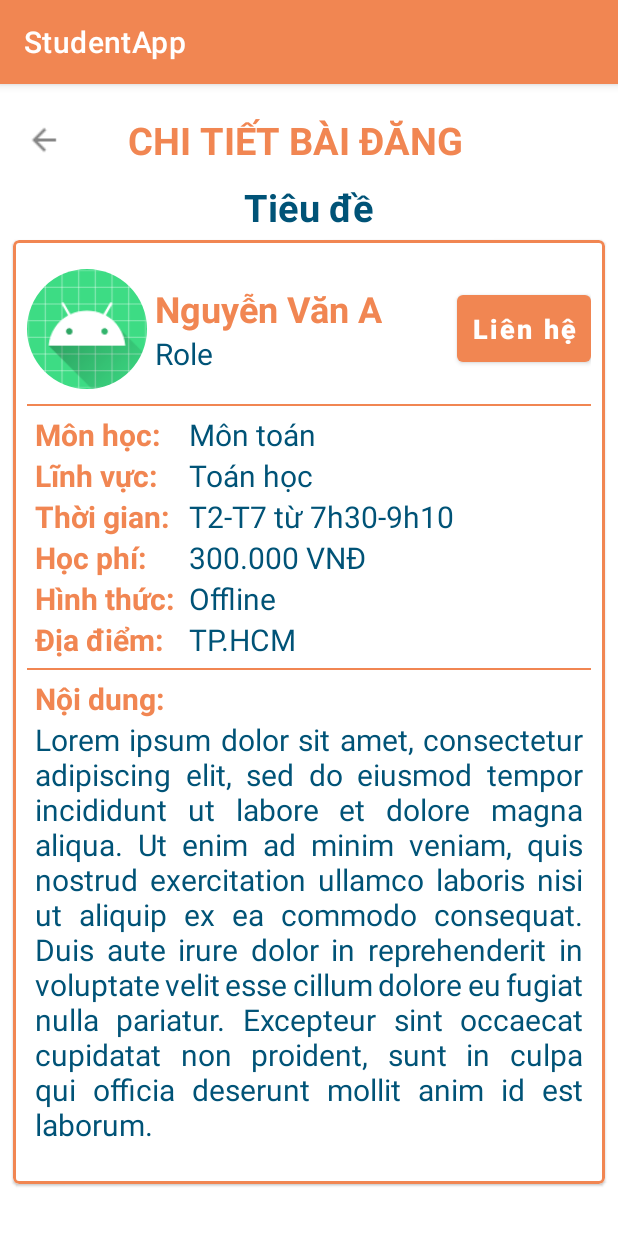
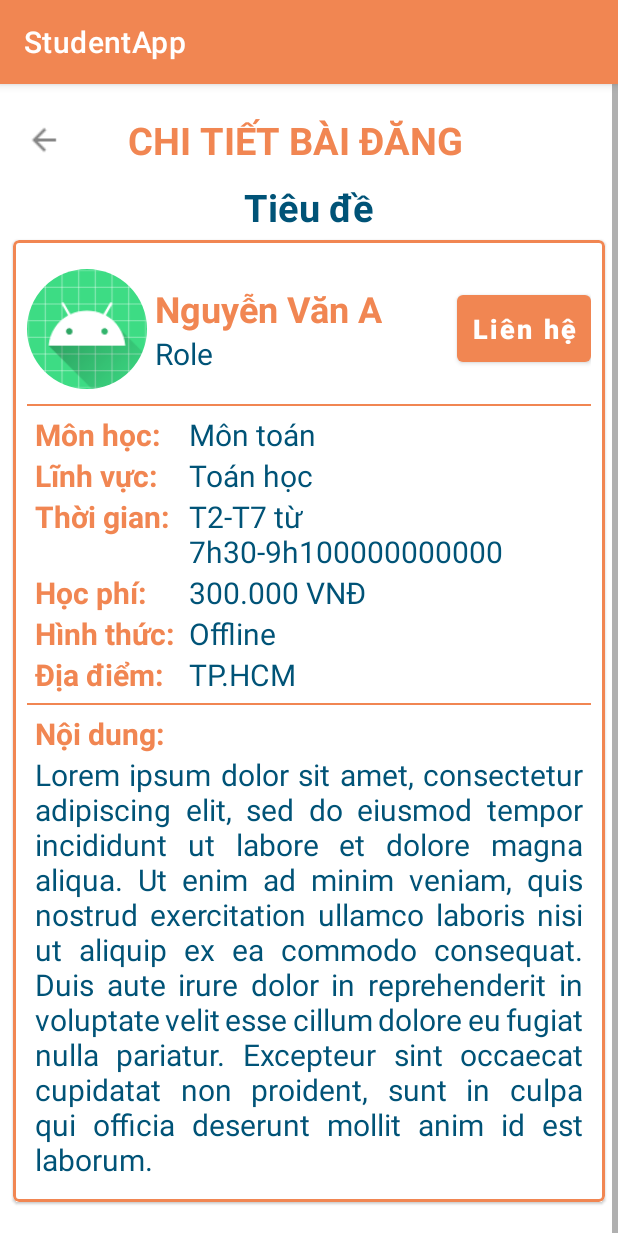
Before and after one commit to TUT888/StudentApp, an Android app: the fragment PostDetailFragment placed in its activity, on a phone screen of 412 x 824 dp. Run offline under Robolectric (Android 15) with nearby library versions, the phone set to English and light mode, and no system bars; our stand-ins replace CircleImageView.

Commit message:
Fixed not show all text in table row

```diff
--- a/app/src/main/java/com/example/studentapp/MainActivity.java
+++ b/app/src/main/java/com/example/studentapp/MainActivity.java
@@ -48,9 +48,9 @@ import retrofit2.Response;
 
 public class MainActivity extends AppCompatActivity {
 //    public final static String URL = "http://192.168.1.8:8282"; // Tam url
-//public final static String URL = "http://10.0.136.237"; ///Tien url
+//    public final static String URL = "http://192.168.137.249"; ///Tien url
 //    public final static String URL = "http://172.16.12.110"; ///Tien url
-public static String URL = "http://10.0.136.237"; ///Tien url
+    public final static String URL = "http://172.31.98.11:8080"; /// San url
 
     public final static String URL_IMAGE = URL +  "/image/";
     public static String CURRENT_LOGIN_AVATAR = "";
@@ -334,9 +334,7 @@ public static String URL = "http://10.0.136.237"; ///Tien url
         Gson gson = new Gson();
         String jsonString = sharedPref.getString(KEY_USER_LOGIN_HISTORY, null);
         User currentUser = gson.fromJson(jsonString, User.class);
-        if (currentUser!=null) {
-            setCurrentUserData(currentUser.getName(), currentUser.getAvatar());
-        }
+
         return currentUser;
     }
 
--- a/app/src/main/res/layout/fragment_post_detail.xml
+++ b/app/src/main/res/layout/fragment_post_detail.xml
@@ -9,8 +9,8 @@
     android:fillViewport="true">
 
     <LinearLayout
-        android:layout_width="fill_parent"
-        android:layout_height="fill_parent"
+        android:layout_width="match_parent"
+        android:layout_height="match_parent"
         android:layout_marginTop="@dimen/mediumSpace"
         android:layout_marginBottom="@dimen/mediumSpace"
         android:orientation="vertical">
@@ -159,7 +159,6 @@
                 <TableLayout
                     android:layout_width="match_parent"
                     android:layout_height="wrap_content"
-                    android:stretchColumns="1"
                     android:padding="5dp">
                     <TableRow>
                         <TextView
@@ -171,12 +170,13 @@
                             android:textStyle="bold" />
                         <TextView
                             android:id="@+id/tvSubject"
-                            android:layout_width="wrap_content"
+                            android:layout_width="match_parent"
                             android:layout_height="wrap_content"
                             android:text="Môn toán"
                             android:textSize="20sp"
                             android:textColor="@color/text_color"
-                            android:layout_marginLeft="5dp"/>
+                            android:layout_marginLeft="5dp"
+                            android:layout_weight="1"/>
                     </TableRow>
                     <TableRow
                         android:layout_width="match_parent"
@@ -191,15 +191,16 @@
                             android:textStyle="bold" />
                         <TextView
                             android:id="@+id/tvField"
-                            android:layout_width="wrap_content"
+                            android:layout_width="match_parent"
                             android:layout_height="wrap_content"
                             android:text="Toán học"
                             android:textSize="20sp"
                             android:textColor="@color/text_color"
-                            android:layout_marginLeft="5dp"/>
+                            android:layout_marginLeft="5dp"
+                            android:layout_weight="1"/>
                     </TableRow>
                     <TableRow
-                        android:layout_width="match_parent"
+                        android:layout_width="wrap_content"
                         android:layout_height="wrap_content"
                         android:orientation="horizontal">
 
@@ -212,12 +213,14 @@
                             android:textStyle="bold" />
                         <TextView
                             android:id="@+id/tvDateTime"
-                            android:layout_width="wrap_content"
+                            android:layout_width="match_parent"
                             android:layout_height="wrap_content"
-                            android:text="T2-T7 từ 7h30-9h10"
+                            android:text="T2-T7 từ 7h30-9h100000000000"
                             android:textSize="20sp"
                             android:textColor="@color/text_color"
-                            android:layout_marginLeft="5dp"/>
+                            android:layout_marginLeft="5dp"
+                            android:lineSpacingMultiplier="1"
+                            android:layout_weight="1"/>
                     </TableRow>
                     <TableRow
                         android:layout_width="match_parent"
@@ -233,12 +236,13 @@
                             android:textStyle="bold" />
                         <TextView
                             android:id="@+id/tvTuition"
-                            android:layout_width="wrap_content"
+                            android:layout_width="match_parent"
                             android:layout_height="wrap_content"
                             android:text="300.000 VNĐ"
                             android:textSize="20sp"
                             android:textColor="@color/text_color"
-                            android:layout_marginLeft="5dp"/>
+                            android:layout_marginLeft="5dp"
+                            android:layout_weight="1"/>
                     </TableRow>
                     <TableRow
                         android:layout_width="match_parent"
@@ -254,12 +258,13 @@
                             android:textStyle="bold" />
                         <TextView
                             android:id="@+id/tvMethod"
-                            android:layout_width="wrap_content"
+                            android:layout_width="match_parent"
                             android:layout_height="wrap_content"
                             android:text="Offline"
                             android:textSize="20sp"
                             android:textColor="@color/text_color"
-                            android:layout_marginLeft="5dp"/>
+                            android:layout_marginLeft="5dp"
+                            android:layout_weight="1"/>
                     </TableRow>
                     <TableRow
                         android:layout_width="match_parent"
@@ -274,12 +279,13 @@
                             android:textStyle="bold" />
                         <TextView
                             android:id="@+id/tvArea"
-                            android:layout_width="wrap_content"
+                            android:layout_width="match_parent"
                             android:layout_height="wrap_content"
                             android:text="TP.HCM"
                             android:textSize="20sp"
                             android:textColor="@color/text_color"
-                            android:layout_marginLeft="5dp"/>
+                            android:layout_marginLeft="5dp"
+                            android:layout_weight="1"/>
                     </TableRow>
                 </TableLayout>
                 <View
```
Also changed, not shown: app/src/main/res/layout/post_object.xml (+16 -10 lines), app/src/main/res/layout/tutor_object.xml (+9 -6 lines).
